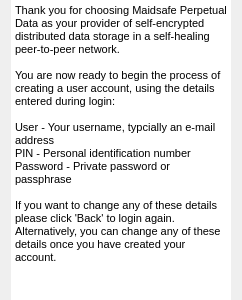
This is src/maidsafe/lifestuff/ui/create_page_welcome.ui in maidsafe-archive/MaidSafe-Encrypt as Qt 5 draws it before an edit. The edited form follows.
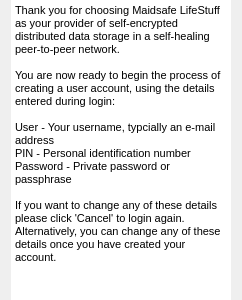
This is the edited form.

Commit message: Changes to LifeStuff GUI & associated classes

Diff of the .ui file:
```diff
--- a/src/maidsafe/lifestuff/ui/create_page_welcome.ui
+++ b/src/maidsafe/lifestuff/ui/create_page_welcome.ui
@@ -25,12 +25,15 @@
      <property name="frameShape">
       <enum>QFrame::NoFrame</enum>
      </property>
+     <property name="readOnly">
+      <bool>true</bool>
+     </property>
      <property name="html">
       <string>&lt;!DOCTYPE HTML PUBLIC &quot;-//W3C//DTD HTML 4.0//EN&quot; &quot;http://www.w3.org/TR/REC-html40/strict.dtd&quot;&gt;
 &lt;html&gt;&lt;head&gt;&lt;meta name=&quot;qrichtext&quot; content=&quot;1&quot; /&gt;&lt;style type=&quot;text/css&quot;&gt;
 p, li { white-space: pre-wrap; }
-&lt;/style&gt;&lt;/head&gt;&lt;body style=&quot; font-family:'MS Shell Dlg 2'; font-size:8.25pt; font-weight:400; font-style:normal;&quot;&gt;
-&lt;p style=&quot; margin-top:0px; margin-bottom:0px; margin-left:0px; margin-right:0px; -qt-block-indent:0; text-indent:0px;&quot;&gt;&lt;span style=&quot; font-size:8pt;&quot;&gt;Thank you for choosing Maidsafe Perpetual Data as your provider of self-encrypted distributed data storage in a self-healing peer-to-peer network.&lt;/span&gt;&lt;/p&gt;
+&lt;/style&gt;&lt;/head&gt;&lt;body style=&quot; font-family:'MS Shell Dlg 2'; font-size:7.8pt; font-weight:400; font-style:normal;&quot;&gt;
+&lt;p style=&quot; margin-top:0px; margin-bottom:0px; margin-left:0px; margin-right:0px; -qt-block-indent:0; text-indent:0px;&quot;&gt;&lt;span style=&quot; font-size:8pt;&quot;&gt;Thank you for choosing Maidsafe LifeStuff as your provider of self-encrypted distributed data storage in a self-healing peer-to-peer network.&lt;/span&gt;&lt;/p&gt;
 &lt;p style=&quot;-qt-paragraph-type:empty; margin-top:0px; margin-bottom:0px; margin-left:0px; margin-right:0px; -qt-block-indent:0; text-indent:0px; font-size:8pt;&quot;&gt;&lt;/p&gt;
 &lt;p style=&quot; margin-top:0px; margin-bottom:0px; margin-left:0px; margin-right:0px; -qt-block-indent:0; text-indent:0px;&quot;&gt;&lt;span style=&quot; font-size:8pt;&quot;&gt;You are now ready to begin the process of creating a user account, using the details entered during login:&lt;/span&gt;&lt;/p&gt;
 &lt;p style=&quot;-qt-paragraph-type:empty; margin-top:0px; margin-bottom:0px; margin-left:0px; margin-right:0px; -qt-block-indent:0; text-indent:0px; font-size:8pt;&quot;&gt;&lt;/p&gt;
@@ -38,7 +41,7 @@
 &lt;p style=&quot; margin-top:0px; margin-bottom:0px; margin-left:0px; margin-right:0px; -qt-block-indent:0; text-indent:0px;&quot;&gt;&lt;span style=&quot; font-size:8pt;&quot;&gt;PIN - Personal identification number&lt;/span&gt;&lt;/p&gt;
 &lt;p style=&quot; margin-top:0px; margin-bottom:0px; margin-left:0px; margin-right:0px; -qt-block-indent:0; text-indent:0px;&quot;&gt;&lt;span style=&quot; font-size:8pt;&quot;&gt;Password - Private password or passphrase&lt;/span&gt;&lt;/p&gt;
 &lt;p style=&quot;-qt-paragraph-type:empty; margin-top:0px; margin-bottom:0px; margin-left:0px; margin-right:0px; -qt-block-indent:0; text-indent:0px; font-size:8pt;&quot;&gt;&lt;/p&gt;
-&lt;p style=&quot; margin-top:0px; margin-bottom:0px; margin-left:0px; margin-right:0px; -qt-block-indent:0; text-indent:0px;&quot;&gt;&lt;span style=&quot; font-size:8pt;&quot;&gt;If you want to change any of these details please click 'Back' to login again. Alternatively, you can change any of these details once you have created your account.&lt;/span&gt;&lt;/p&gt;&lt;/body&gt;&lt;/html&gt;</string>
+&lt;p style=&quot; margin-top:0px; margin-bottom:0px; margin-left:0px; margin-right:0px; -qt-block-indent:0; text-indent:0px;&quot;&gt;&lt;span style=&quot; font-size:8pt;&quot;&gt;If you want to change any of these details please click 'Cancel' to login again. Alternatively, you can change any of these details once you have created your account.&lt;/span&gt;&lt;/p&gt;&lt;/body&gt;&lt;/html&gt;</string>
      </property>
     </widget>
    </item>
```
The commit also changes 12 other files.
